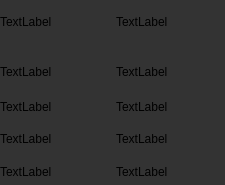
The window that expandingcard.ui (amasalygin/TestingCard) describes before a commit, drawn with Qt 5.
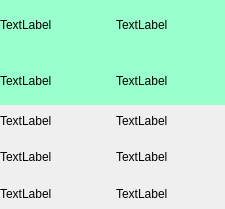
The same window after the commit.

The edit to the form file:
```diff
--- a/expandingcard.ui
+++ b/expandingcard.ui
@@ -7,14 +7,16 @@
     <x>0</x>
     <y>0</y>
     <width>225</width>
-    <height>185</height>
+    <height>209</height>
    </rect>
   </property>
   <property name="windowTitle">
    <string>Form</string>
   </property>
   <property name="styleSheet">
-   <string notr="true">background-color: rgb(51, 51, 51);</string>
+   <string notr="true">#ExpandingCard{
+background-color: rgb(153, 255, 204);
+}</string>
   </property>
   <layout class="QVBoxLayout" name="verticalLayout">
    <property name="spacing">
@@ -99,7 +101,7 @@
         <x>0</x>
         <y>0</y>
         <width>225</width>
-        <height>92</height>
+        <height>104</height>
        </rect>
       </property>
       <property name="sizePolicy">
```
